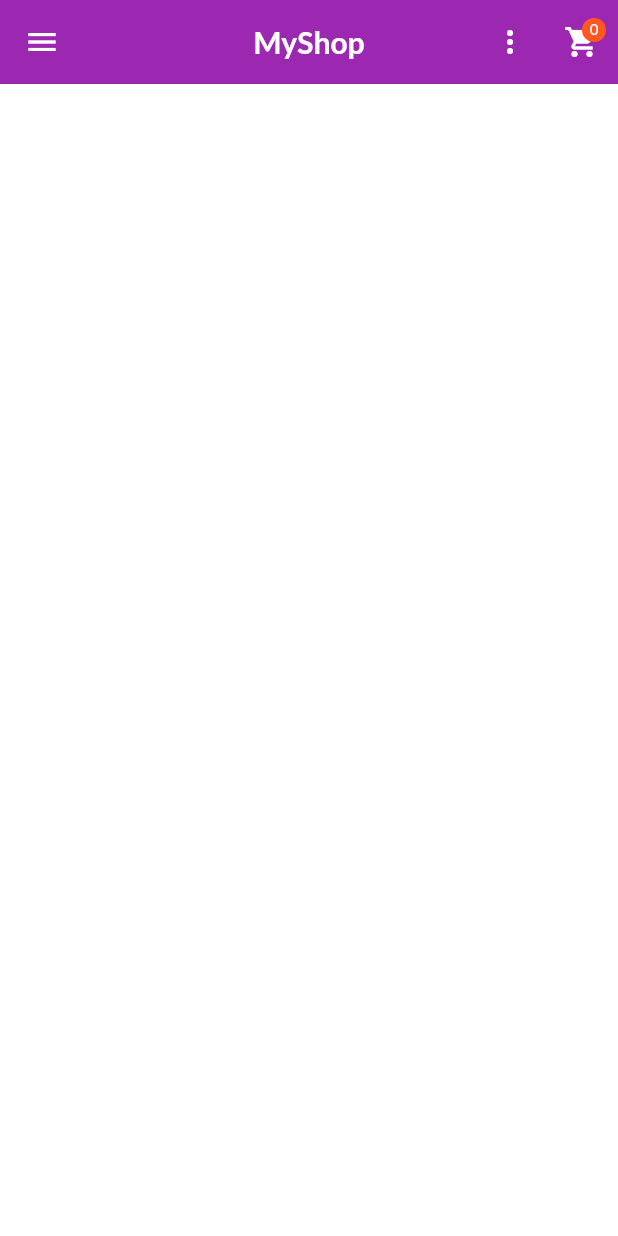
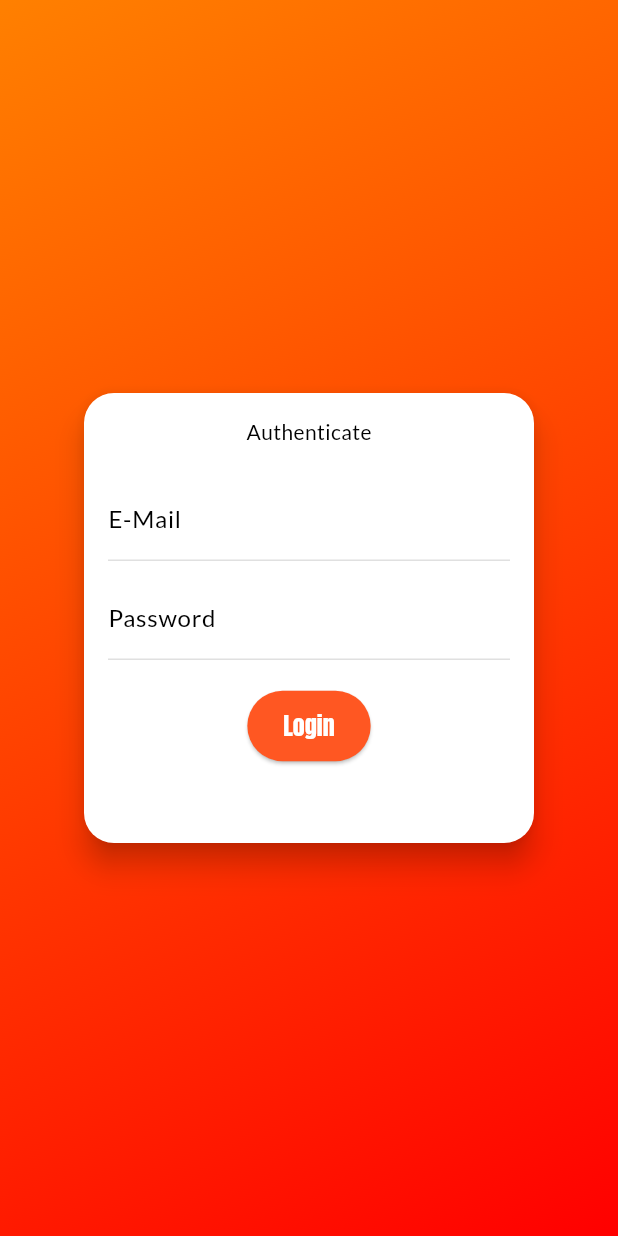
Before and after one commit to dilersik/shop_flutter, a Flutter app: the screen it shows after launch, on a phone screen of 412 x 824 dp. Run offline on Flutter 3.47's test engine with Material 3 defaults, Android fonts, the phone set to English and light mode, and no system bars.

Commit message:
296. Tela de Autenticação #01

```diff
--- a/lib/main.dart
+++ b/lib/main.dart
@@ -2,13 +2,14 @@ import 'package:flutter/material.dart';
 import 'package:provider/provider.dart';
 import 'package:shop_flutter/models/cart.dart';
 import 'package:shop_flutter/models/order_list.dart';
-import 'package:shop_flutter/pages/app_pages.dart';
+import 'package:shop_flutter/pages/auth_page.dart';
 import 'package:shop_flutter/pages/cart_page.dart';
 import 'package:shop_flutter/pages/orders_page.dart';
 import 'package:shop_flutter/pages/product_detail_page.dart';
 import 'package:shop_flutter/pages/product_form_page.dart';
 import 'package:shop_flutter/pages/product_manager_page.dart';
 import 'package:shop_flutter/pages/products_overview_page.dart';
+import 'package:shop_flutter/utils/app_pages.dart';
 
 import 'models/product_list.dart';
 
@@ -58,6 +59,7 @@ class MyApp extends StatelessWidget {
         ),
         // home: ProductsOverviewPage(),
         routes: {
+          AppPages.auth: (ctx) => AuthPage(),
           AppPages.home: (ctx) => ProductsOverviewPage(),
           AppPages.productDetail: (ctx) => ProductDetailPage(),
           AppPages.productManager: (ctx) => ProductManagerPage(),
--- /dev/null
+++ b/lib/pages/auth_page.dart
@@ -0,0 +1,65 @@
+import 'package:flutter/material.dart';
+
+class AuthPage extends StatelessWidget {
+  const AuthPage({super.key});
+
+  @override
+  Widget build(BuildContext context) {
+    return Scaffold(
+      body: Stack(
+        children: <Widget>[
+          Container(
+            decoration: const BoxDecoration(
+              gradient: LinearGradient(
+                colors: [
+                  Color.fromARGB(255, 255, 128, 0),
+                  Color.fromARGB(255, 255, 0, 0),
+                ],
+                begin: Alignment.topLeft,
+                end: Alignment.bottomRight,
+              ),
+            ),
+          ),
+          Center(
+            child: Card(
+              shape: RoundedRectangleBorder(
+                borderRadius: BorderRadius.circular(20),
+              ),
+              elevation: 8,
+              child: Container(
+                height: 300,
+                width: 300,
+                padding: const EdgeInsets.all(16),
+                child: Column(
+                  mainAxisSize: MainAxisSize.min,
+                  children: <Widget>[
+                    Text('Authenticate'),
+                    const SizedBox(height: 20),
+                    TextField(
+                      decoration: const InputDecoration(labelText: 'E-Mail'),
+                      keyboardType: TextInputType.emailAddress,
+                    ),
+                    const SizedBox(height: 10),
+                    TextField(
+                      decoration: const InputDecoration(labelText: 'Password'),
+                      obscureText: true,
+                    ),
+                    const SizedBox(height: 20),
+                    ElevatedButton(
+                      onPressed: () {
+
+
+                      },
+                      child: const Text('Login'),
+                    ),
+                  ],
+                ),
+              ),
+            ),
+          ),
+        ],
+      ),
+    );
+  }
+
+}
--- a/lib/pages/product_manager_page.dart
+++ b/lib/pages/product_manager_page.dart
@@ -1,7 +1,7 @@
 import 'package:flutter/material.dart';
 import 'package:provider/provider.dart';
 import 'package:shop_flutter/models/product_list.dart';
-import 'package:shop_flutter/pages/app_pages.dart';
+import 'package:shop_flutter/utils/app_pages.dart';
 import 'package:shop_flutter/widgets/app_drawer.dart';
 import 'package:shop_flutter/widgets/product_manager_item_widget.dart';
 
--- a/lib/pages/products_overview_page.dart
+++ b/lib/pages/products_overview_page.dart
@@ -1,6 +1,6 @@
 import 'package:flutter/material.dart';
 import 'package:provider/provider.dart';
-import 'package:shop_flutter/pages/app_pages.dart';
+import 'package:shop_flutter/utils/app_pages.dart';
 import 'package:shop_flutter/widgets/app_drawer.dart';
 import 'package:shop_flutter/widgets/badge_widget.dart';
 
--- a/lib/pages/app_pages.dart
+++ b/lib/utils/app_pages.dart
@@ -1,5 +1,6 @@
 class AppPages {
-  static const home = '/';
+  static const auth = '/';
+  static const home = '/home';
   static const productDetail = '/product-detail';
   static const productManager = '/product-manager';
   static const productForm = '/product-form';
--- a/lib/widgets/app_drawer.dart
+++ b/lib/widgets/app_drawer.dart
@@ -1,5 +1,5 @@
 import 'package:flutter/material.dart';
-import 'package:shop_flutter/pages/app_pages.dart';
+import 'package:shop_flutter/utils/app_pages.dart';
 
 class AppDrawer extends StatelessWidget {
   const AppDrawer({super.key});
--- a/lib/widgets/product_grid_item_widget.dart
+++ b/lib/widgets/product_grid_item_widget.dart
@@ -2,7 +2,7 @@ import 'package:flutter/material.dart';
 import 'package:provider/provider.dart';
 import 'package:shop_flutter/models/cart.dart';
 import 'package:shop_flutter/models/product.dart';
-import 'package:shop_flutter/pages/app_pages.dart';
+import 'package:shop_flutter/utils/app_pages.dart';
 
 class ProductGridItemWidget extends StatelessWidget {
   const ProductGridItemWidget({super.key});
--- a/lib/widgets/product_manager_item_widget.dart
+++ b/lib/widgets/product_manager_item_widget.dart
@@ -3,7 +3,7 @@ import 'package:provider/provider.dart';
 import 'package:shop_flutter/models/product.dart';
 
 import '../models/product_list.dart';
-import '../pages/app_pages.dart';
+import '../utils/app_pages.dart';
 
 class ProductManagerItemWidget extends StatelessWidget {
   final Product product;
```
